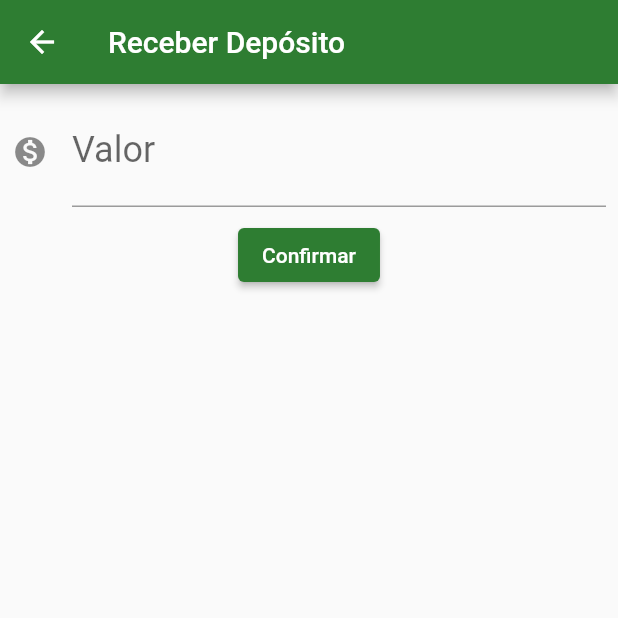
After one commit to carlosrvilela/pocketFlutterAppT, a Flutter app: the screen it shows after launch, after a tap on "Receber Depósito", on a phone screen of 412 x 824 dp, the top half of it. The commit adds this screen. Run offline on Flutter 3.47's test engine with Material 2 defaults, Android fonts, the phone set to English and light mode, and no system bars; our stand-ins replace firebase_core, firebase_crashlytics, sqflite; missing offline and left inert: http_interceptor; accounts and stored records are empty.

Commit message:
added deposit method

```diff
--- a/lib/models/Saldo.dart
+++ b/lib/models/Saldo.dart
@@ -1,9 +1,19 @@
 import 'package:flutter/material.dart';
 
 class Saldo extends ChangeNotifier {
-  final double valor;
+  double valor;
 
   Saldo(this.valor);
+
+  void adiciona(double valor) {
+    this.valor += valor;
+    notifyListeners();
+  }
+
+  void subtrai(double valor) {
+    this.valor -= valor;
+    notifyListeners();
+  }
 
   @override
   String toString() {
--- /dev/null
+++ b/lib/screens/Deposito/formulario_deposito.dart
@@ -0,0 +1,60 @@
+import 'package:bytebank/components/editor.dart';
+import 'package:bytebank/models/Saldo.dart';
+import 'package:flutter/material.dart';
+import 'package:provider/provider.dart';
+
+import '../../components/invalid_filds_popup.dart';
+
+const _tituloAppBar = 'Receber Depósito';
+const _rotuloCampoValor = 'Valor';
+const _dicaCampoValor = '0.00';
+const _textoBotaoComfrimar = 'Confirmar';
+
+class FormularioDeposito extends StatelessWidget {
+  final TextEditingController _controladorCampoValor = TextEditingController();
+
+  @override
+  Widget build(BuildContext context) {
+    return Scaffold(
+      appBar: AppBar(
+        title: Text(_tituloAppBar),
+      ),
+      body: SingleChildScrollView(
+        child: Column(
+          children: <Widget>[
+            Editor(
+                controlador: _controladorCampoValor,
+                rotulo: _rotuloCampoValor,
+                dica: _dicaCampoValor,
+                icone: Icons.monetization_on),
+            ElevatedButton(
+              onPressed: () => _criaDeposito(context),
+              child: const Text(_textoBotaoComfrimar),
+            ),
+          ],
+        ),
+      ),
+    );
+  }
+
+  _criaDeposito(context) {
+    final double? valor = double.tryParse(_controladorCampoValor.text);
+    final depositoValido = _validaDeposito(valor);
+    if (depositoValido) {
+      _atualizaSaldo(context, valor);
+      Navigator.pop(context);
+    } else {
+      final IvalidFildsPopUP invalidFilds = IvalidFildsPopUP();
+      invalidFilds.throwPopUp(context);
+    }
+  }
+
+  _validaDeposito(valor) {
+    final _campoPreenchido = valor != null;
+    return _campoPreenchido;
+  }
+
+  _atualizaSaldo(context, valor) {
+    Provider.of<Saldo>(context, listen: false).adiciona(valor);
+  }
+}
--- a/lib/screens/dasboard/dashboard.dart
+++ b/lib/screens/dasboard/dashboard.dart
@@ -1,7 +1,10 @@
+import 'package:bytebank/models/Saldo.dart';
+import 'package:bytebank/screens/Deposito/formulario_deposito.dart';
 import 'package:bytebank/screens/contacts/list.dart';
 import 'package:bytebank/screens/dasboard/SaldoCard.dart';
 import 'package:bytebank/screens/transactions/list.dart';
 import 'package:flutter/material.dart';
+import 'package:provider/provider.dart';
 
 class Dashboard extends StatelessWidget {
   const Dashboard({Key? key}) : super(key: key);
@@ -22,6 +25,19 @@ class Dashboard extends StatelessWidget {
             Align(
               alignment: Alignment.topCenter,
               child: SaldoCard(),
+            ),
+            ElevatedButton(
+              onPressed: () {
+                Navigator.push(
+                  context,
+                  MaterialPageRoute(
+                    builder: (context) {
+                      return FormularioDeposito();
+                    },
+                  ),
+                );
+              },
+              child: Text('Receber Depósito'),
             ),
             SizedBox(
               height: 120,
```
